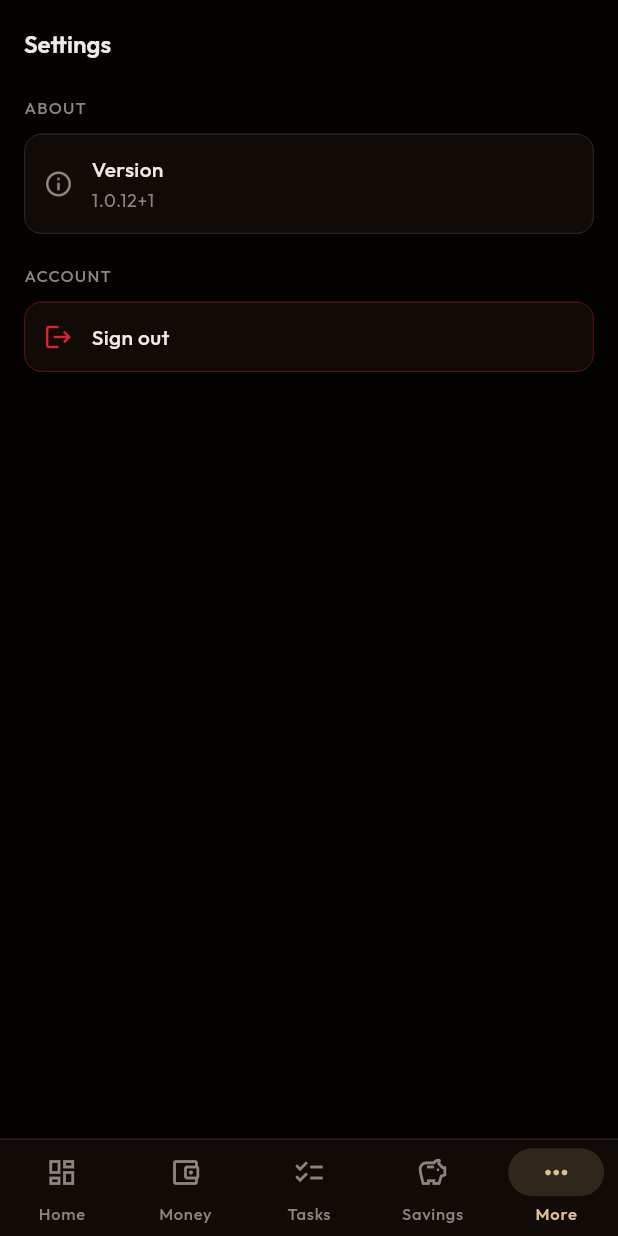
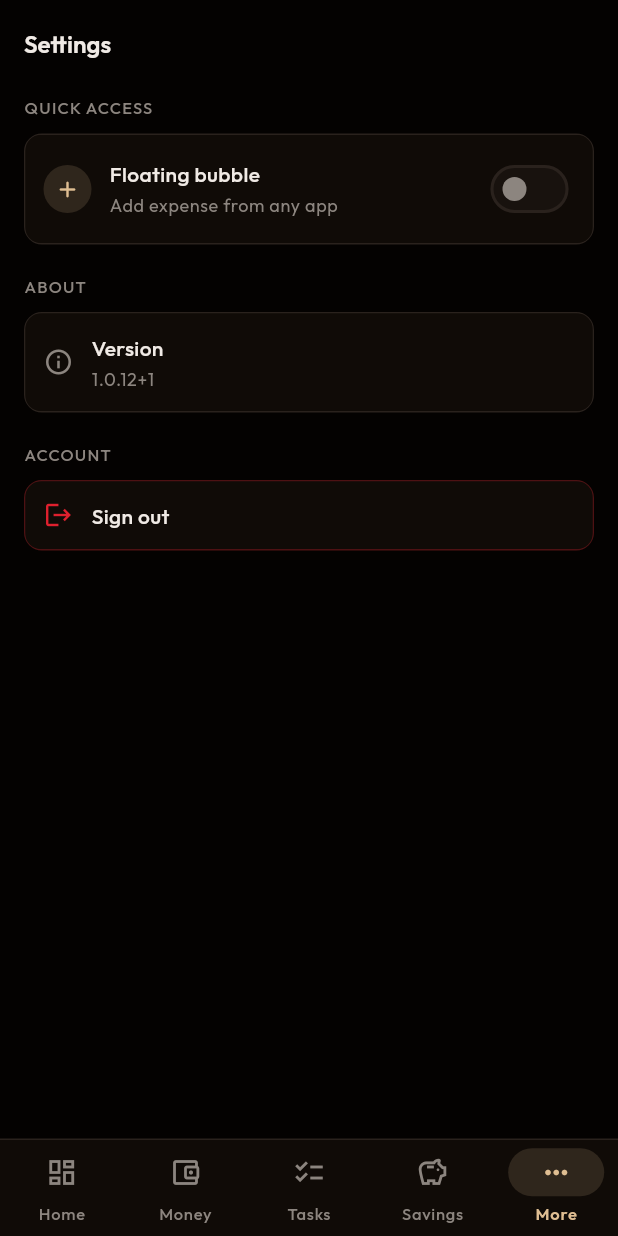
Before and after one commit to aneebbaig/coffer, a Flutter app: the SettingsPage screen opened by its route, on a phone screen of 412 x 824 dp. Run offline on Flutter 3.47's test engine with Material 3 defaults, Android fonts, the phone set to English and light mode, and no system bars; drawn by our look-alikes of toastification; our stand-ins replace connectivity_plus, dio, flutter_riverpod, flutter_secure_storage, flutter_svg, freezed_annotation and 5 more; missing offline and left inert: flutter_overlay_window, home_widget; accounts and stored records are empty; generated files the repository leaves out were written again; network calls fail.

Commit message:
port floating overlay bubble + home screen shortcuts from the old mobile app
adapted the native window channel and shortcuts to com.coffer.app and
made the overlay title use the configurable app name. settings has a
toggle to turn the bubble on. verified: analyzer clean, debug apk builds.

```diff
--- a/apps/mobile/lib/app.dart
+++ b/apps/mobile/lib/app.dart
@@ -1,10 +1,16 @@
+import 'dart:async';
+
 import 'package:flutter/material.dart';
+import 'package:flutter/services.dart';
+import 'package:flutter_overlay_window/flutter_overlay_window.dart';
 import 'package:flutter_riverpod/flutter_riverpod.dart';
+import 'package:shared_preferences/shared_preferences.dart';
 import 'package:go_router/go_router.dart';
 import 'package:riverpod_annotation/riverpod_annotation.dart';
 import 'package:toastification/toastification.dart';
 
 import 'core/constants/app_constants.dart';
+import 'core/constants/storage_keys.dart';
 import 'core/theme/app_theme.dart';
 import 'features/auth/presentation/pages/login_page.dart';
 import 'features/auth/presentation/pages/splash_page.dart';
@@ -217,11 +223,47 @@ class _ErrorPage extends StatelessWidget {
       );
 }
 
-class CofferApp extends ConsumerWidget {
+class CofferApp extends ConsumerStatefulWidget {
   const CofferApp({super.key});
 
   @override
-  Widget build(BuildContext context, WidgetRef ref) {
+  ConsumerState<CofferApp> createState() => _CofferAppState();
+}
+
+class _CofferAppState extends ConsumerState<CofferApp> {
+  static const _windowChannel = MethodChannel('com.coffer.app/window');
+  StreamSubscription<dynamic>? _overlaySub;
+
+  @override
+  void initState() {
+    super.initState();
+    _overlaySub = FlutterOverlayWindow.overlayListener.listen(_onOverlayData);
+  }
+
+  @override
+  void dispose() {
+    _overlaySub?.cancel();
+    super.dispose();
+  }
+
+  Future<void> _onOverlayData(dynamic data) async {
+    if (data is! Map) return;
+    switch (data['action']) {
+      case 'quick_add':
+        // Wake the screen so the keyguard fires biometric auth, then bring us forward
+        try {
+          await _windowChannel.invokeMethod('setTurnScreenOn', true);
+          await _windowChannel.invokeMethod('bringToFront');
+        } catch (_) {}
+        if (mounted) ref.read(goRouterProvider).go('/quick-add');
+      case 'overlay_dismissed':
+        final prefs = await SharedPreferences.getInstance();
+        await prefs.setBool(StorageKeys.overlayEnabled, false);
+    }
+  }
+
+  @override
+  Widget build(BuildContext context) {
     final router = ref.watch(goRouterProvider);
     return ToastificationWrapper(
       child: MaterialApp.router(
--- a/apps/mobile/lib/core/constants/storage_keys.dart
+++ b/apps/mobile/lib/core/constants/storage_keys.dart
@@ -8,4 +8,6 @@ class StorageKeys {
   // Shared preferences (non-sensitive)
   static const String recentCategories = 'recent_categories';
   static const String selectedTheme = 'selected_theme';
+  static const String overlayEnabled = 'overlay_enabled';
+  static const String overlayPromptShown = 'overlay_prompt_shown';
 }
--- a/apps/mobile/lib/features/settings/presentation/pages/settings_page.dart
+++ b/apps/mobile/lib/features/settings/presentation/pages/settings_page.dart
@@ -7,6 +7,7 @@ import '../../../../core/theme/app_text_styles.dart';
 import '../../../../core/widgets/app_card.dart';
 import '../../../../core/widgets/app_list_row.dart';
 import '../../../auth/presentation/providers/auth_provider.dart';
+import '../../../overlay_bubble/providers/overlay_provider.dart';
 
 class SettingsPage extends ConsumerWidget {
   const SettingsPage({super.key});
@@ -15,6 +16,7 @@ class SettingsPage extends ConsumerWidget {
   Widget build(BuildContext context, WidgetRef ref) {
     final userAsync = ref.watch(authProvider);
     final user = userAsync.asData?.value;
+    final overlayAsync = ref.watch(overlayBubbleProvider);
 
     return Scaffold(
       backgroundColor: AppColors.background,
@@ -68,6 +70,51 @@ class SettingsPage extends ConsumerWidget {
                       ],
                     ),
                   ),
+
+                // Quick access section
+                const _SectionLabel('Quick Access'),
+                AppCard(
+                  margin: const EdgeInsets.only(bottom: 20),
+                  padding: EdgeInsets.zero,
+                  child: AppListRow(
+                    leading: Container(
+                      width: 32,
+                      height: 32,
+                      decoration: BoxDecoration(
+                        color: AppColors.primary.withValues(alpha: 0.15),
+                        shape: BoxShape.circle,
+                      ),
+                      child: const Icon(Icons.add_rounded,
+                          color: AppColors.primary, size: 18),
+                    ),
+                    title: 'Floating bubble',
+                    subtitle: 'Add expense from any app',
+                    showBorder: false,
+                    trailing: overlayAsync.when(
+                      data: (enabled) => Switch(
+                        value: enabled,
+                        activeThumbColor: Colors.black,
+                        activeTrackColor: AppColors.primary,
+                        onChanged: (val) async {
+                          if (val) {
+                            await ref.read(overlayBubbleProvider.notifier).enable();
+                          } else {
+                            await ref.read(overlayBubbleProvider.notifier).disable();
+                          }
+                        },
+                      ),
+                      loading: () => const SizedBox(
+                        width: 24,
+                        height: 24,
+                        child: CircularProgressIndicator(
+                          strokeWidth: 2,
+                          color: AppColors.mutedForeground,
+                        ),
+                      ),
+                      error: (_, __) => const SizedBox.shrink(),
+                    ),
+                  ),
+                ),
 
                 // About section
                 const _SectionLabel('About'),
--- a/apps/mobile/pubspec.yaml
+++ b/apps/mobile/pubspec.yaml
@@ -29,6 +29,9 @@ dependencies:
 
   # Home screen widget bridge
   home_widget: ^0.9.2+1
+
+  # Floating overlay bubble (quick-add from any app)
+  flutter_overlay_window: ^0.5.0
 
   # Toast notifications
   toastification: ^3.0.3
```
Also changed, not shown: apps/mobile/lib/features/overlay_bubble/overlay_bubble_widget.dart (added, +184 -0 lines), apps/mobile/lib/features/overlay_bubble/providers/overlay_provider.dart (added, +49 -0 lines), apps/mobile/lib/main.dart (+50 -0 lines), apps/mobile/lib/features/overlay_bubble/providers/overlay_provider.g.dart (added), apps/mobile/pubspec.lock, 5 other files.
